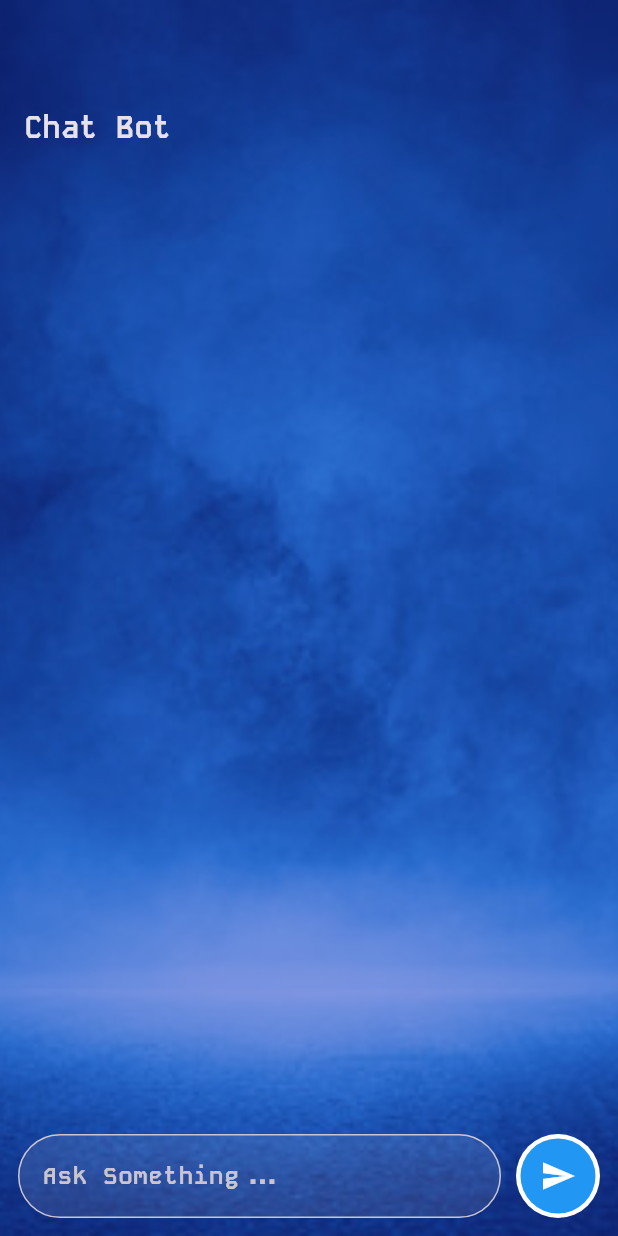
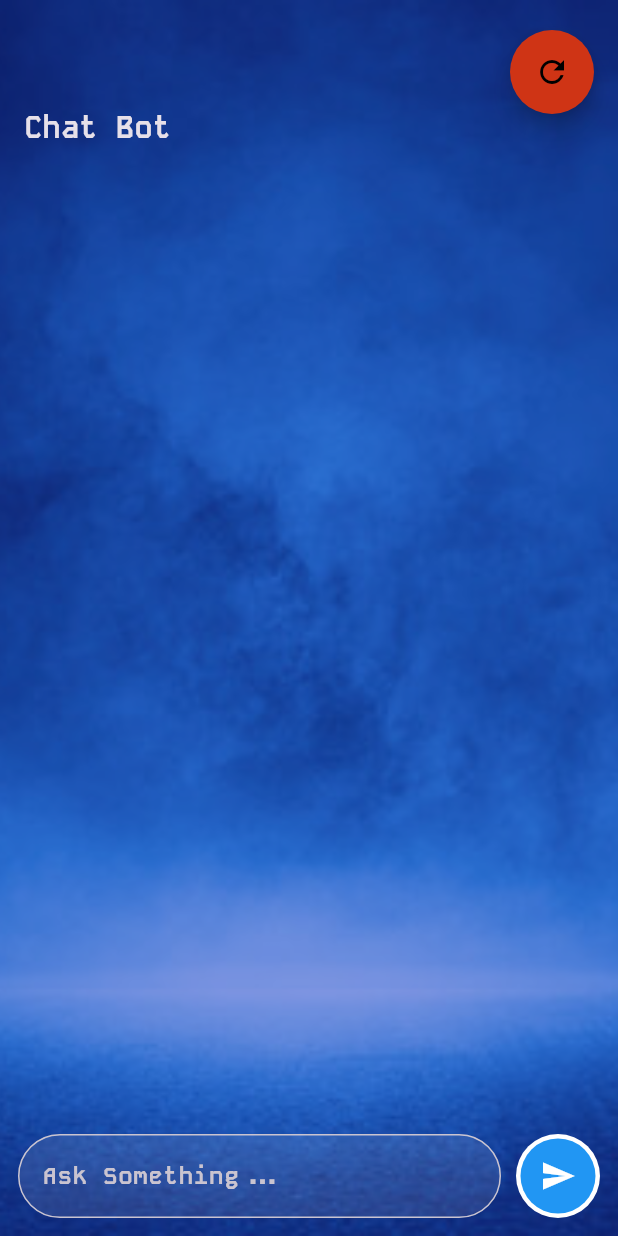
Before and after one commit to KanchanaK98/Flutter-ChatBot, a Flutter app: the screen it shows after launch, on a phone screen of 412 x 824 dp. Run offline on Flutter 3.47's test engine with Material 3 defaults, Android fonts, the phone set to English and light mode, and no system bars; our stand-ins replace bloc, dio, flutter_bloc, lottie.

Commit message:
addedd FAB for refresh current page

```diff
--- a/lib/bloc/chat_bloc_bloc.dart
+++ b/lib/bloc/chat_bloc_bloc.dart
@@ -22,7 +22,7 @@
     emit(ChatSuccessState(messages: messages));
     generating = true;
      String generatedText = await ChatRepo.chatTextGenerationRepo(messages);
-     if(generatedText.length>0)
+     if(generatedText.isNotEmpty)
      {
       messages.add(ChatMessageModel(role: 'model', parts: [ChatPartModel(text: generatedText)]));
       emit(ChatSuccessState(messages: messages));
--- a/lib/pages/home.dart
+++ b/lib/pages/home.dart
@@ -5,6 +5,7 @@
 import 'package:flutter_bloc/flutter_bloc.dart';
 import 'package:chatbot_geminiai/models/chat_message_model.dart';
 import 'package:lottie/lottie.dart';
+
 
 class HomePage extends StatefulWidget {
   const HomePage({super.key});
@@ -16,6 +17,7 @@
 class _HomePageState extends State<HomePage> {
   final ChatBlocBloc chatBloc = ChatBlocBloc();
   TextEditingController textEditingController = TextEditingController();
+
   @override
   Widget build(BuildContext context) {
     return GestureDetector(
@@ -24,6 +26,24 @@
         FocusScope.of(context).unfocus();
       },
       child: Scaffold(
+        floatingActionButton: Padding(
+          padding: EdgeInsets.only(top: 20.0),
+          child: FloatingActionButton(
+            onPressed: () {
+              Navigator.pushReplacement(
+              context,
+              MaterialPageRoute(
+                  builder: (BuildContext context) => super.widget));
+                },
+            tooltip: 'Refresh',
+            child: const Icon(Icons.refresh),
+            hoverColor: Color.fromARGB(255, 6, 152, 120),
+            backgroundColor: Color.fromARGB(255, 207, 52, 21),
+            shape: CircleBorder(),
+            foregroundColor: Color.fromARGB(255, 0, 0, 0),
+          ),
+        ),
+        floatingActionButtonLocation: FloatingActionButtonLocation.endTop,
         body: BlocConsumer<ChatBlocBloc,ChatBlocState>(
           bloc: chatBloc,
 
```
